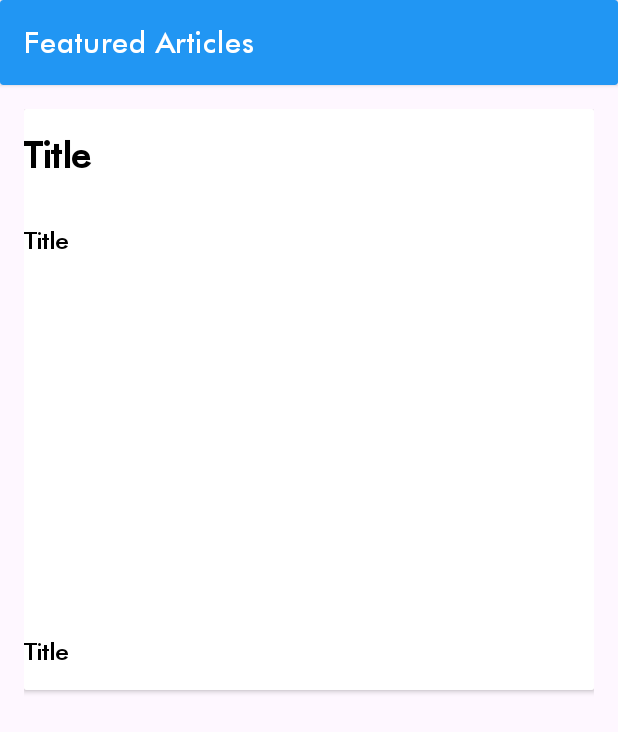
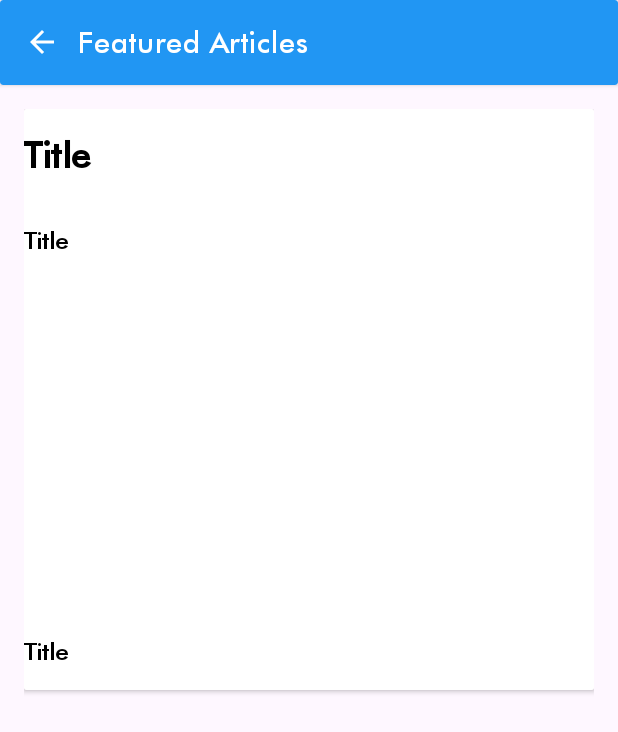
Before and after one commit to hombrecito2580/cerebroscan-hackoverflow07, an Android app: the layout activity_blog.xml on its own in the app's theme, with its tools: preview values and no code run, on a phone screen of 412 x 824 dp. Shown: the top 732 px of the screen. Run offline under Robolectric (Android 15) with nearby library versions, the phone set to English and light mode, and no system bars.

Commit message:
Blogs Android

```diff
--- a/android/app/src/main/java/com/hombrecito2580/cerebroscan/home/ui/BlogActivity.kt
+++ b/android/app/src/main/java/com/hombrecito2580/cerebroscan/home/ui/BlogActivity.kt
@@ -23,5 +23,9 @@ class BlogActivity : AppCompatActivity() {
 
         val uri=intent.getStringExtra("img")
         Glide.with(this).load(uri).into(binding.img)
+
+        binding.btnBack.setOnClickListener {
+            finish()
+        }
     }
 }
--- /dev/null
+++ b/android/app/src/main/res/drawable/ic_arrow_back.xml
@@ -0,0 +1,9 @@
+<vector xmlns:android="http://schemas.android.com/apk/res/android"
+    android:width="24dp"
+    android:height="24dp"
+    android:viewportWidth="960"
+    android:viewportHeight="960">
+    <path
+        android:fillColor="@color/white"
+        android:pathData="m313,520 l224,224 -57,56 -320,-320 320,-320 57,56 -224,224h487v80L313,520Z" />
+</vector>
--- a/android/app/src/main/res/layout/activity_blog.xml
+++ b/android/app/src/main/res/layout/activity_blog.xml
@@ -21,13 +21,24 @@
             android:layout_marginVertical="16dp"
             android:layout_marginStart="16dp">
 
+            <ImageView
+                android:id="@+id/btnBack"
+                android:layout_width="wrap_content"
+                android:layout_height="wrap_content"
+                android:layout_gravity="start"
+                android:contentDescription="Back"
+                app:layout_constraintTop_toTopOf="parent"
+                app:layout_constraintStart_toStartOf="parent"
+                android:src="@drawable/ic_arrow_back" />
+
             <TextView
                 style="@style/t2"
                 android:layout_width="wrap_content"
                 android:layout_height="wrap_content"
                 android:text="Featured Articles"
                 android:textColor="@color/white"
-                app:layout_constraintStart_toStartOf="parent"
+                android:layout_marginStart="12dp"
+                app:layout_constraintStart_toEndOf="@id/btnBack"
                 app:layout_constraintTop_toTopOf="parent" />
 
         </androidx.constraintlayout.widget.ConstraintLayout>
--- a/android/app/src/main/res/menu/bottom_navigation_bar.xml
+++ b/android/app/src/main/res/menu/bottom_navigation_bar.xml
@@ -11,10 +11,10 @@
         android:icon="@drawable/ic_sample"
         android:title="Test"/>
 
-    <item
-        android:id="@+id/profileFragment"
-        android:icon="@drawable/ic_profile"
-        android:title="Profile" />
+<!--    <item-->
+<!--        android:id="@+id/profileFragment"-->
+<!--        android:icon="@drawable/ic_profile"-->
+<!--        android:title="Profile" />-->
 
 
 </menu>
```
